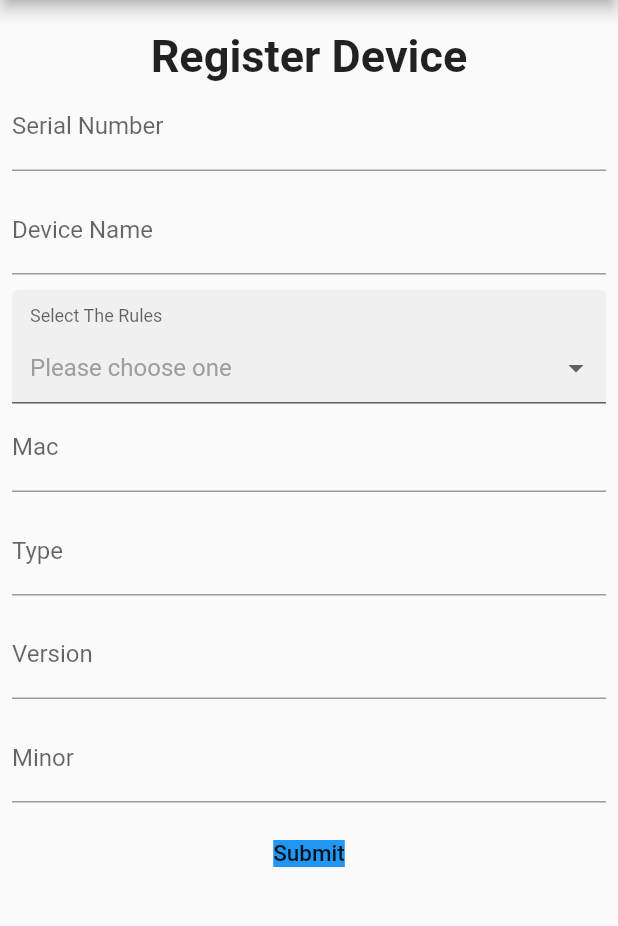
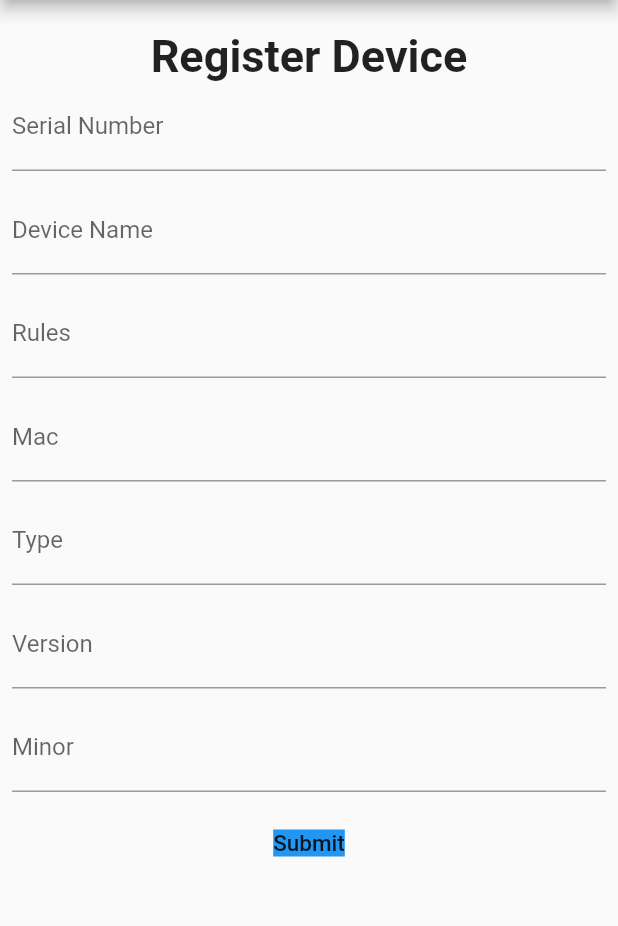
Before and after one commit to masundareza123/new_smarthome_project, a Flutter app: the RegisterDeviceView screen opened by its route, after a tap on "Submit", on a phone screen of 412 x 824 dp, the part 84-1010 px from its top. Run offline on Flutter 3.47's test engine with Material 2 defaults, Android fonts, the phone set to English and light mode, and no system bars; drawn by our look-alikes of dropdown_formfield; our stand-ins replace font_awesome_flutter, get_it, shared_preferences, sqflite, stacked; missing offline and left inert: dart_amqp, qr_code_scanner; accounts and stored records are empty.

Commit message:
added sqlite

```diff
--- a/lib/constants/route_name.dart
+++ b/lib/constants/route_name.dart
@@ -1,4 +1,4 @@
-const String DashboardViewRoute = 'DashboarView';
+const String DashboardViewRoute = 'DashboardView';
 const String HomeViewRoute = 'HomeView';
 const String RegisterDeviceViewRoute = 'RegisterDeviceView';
 const String QrViewRoute = 'QrViewExample';
--- a/lib/models/device_data.dart
+++ b/lib/models/device_data.dart
@@ -20,36 +20,36 @@ class Device {
   Device.fromMap(Map<String, dynamic> device){
     this.guid = device["guid"];
     this.mac = device["mac"];
+    this.type = device["type"];
+    this.quantity = device["quantity"];
+    this.name = device["name"];
+    this.version = device["version"];
     this.minor = device["minor"];
-    this.name = device["name"];
-    this.quantity = device["quantity"];
-    this.type = device["type"];
-    this.version = device["version"];
   }
 
   Map<String, dynamic> toMap() =>{
     'guid' : guid,
     'mac' : mac,
+    'type' : type,
+    'quantity' : quantity,
+    'name' : name,
+    'version' : version,
     'minor' : minor,
-    'name' : name,
-    'quantity' : quantity,
-    'type' : type,
-    'version' : version,
   };
 
   String get getGuid => guid;
   String get getMac => mac;
+  String get getType => type;
+  String get getQuantity => quantity;
+  String get getName => name;
+  String get getVersion => version;
   String get getMinor => minor;
-  String get getName => name;
-  String get getQuantity => quantity;
-  String get getType => type;
-  String get getVersion => version;
 
   set getGuid (String value) {guid = value;}
   set getMac (String value) {mac = value;}
+  set getType (String value) {type = value;}
+  set getQuantity (String value) {quantity = value;}
+  set getName (String value) {name = value;}
+  set getVersion (String value) {version = value;}
   set getMinor (String value) {minor = value;}
-  set getName (String value) {name = value;}
-  set getQuantity (String value) {quantity = value;}
-  set getType (String value) {type = value;}
-  set getVersion (String value) {version = value;}
 }
--- a/lib/ui/router.dart
+++ b/lib/ui/router.dart
@@ -1,5 +1,6 @@
 import 'package:flutter/material.dart';
 import 'package:new_smarthome_project/constants/route_name.dart';
+import 'package:new_smarthome_project/ui/views/dashboard_view.dart';
 import 'package:new_smarthome_project/ui/views/home_view.dart';
 import 'package:new_smarthome_project/ui/views/qr_view.dart';
 import 'package:new_smarthome_project/ui/views/register_device_view.dart';
@@ -21,6 +22,11 @@ Route<dynamic> generateRoute(RouteSettings settings){
           routeName: settings.name,
           viewToShow: QRViewExample()
       );
+    case DashboardViewRoute:
+      return _pageRoute(
+          routeName: settings.name,
+          viewToShow: DashboardView()
+      );
     default:
       return MaterialPageRoute(
         builder: (_) => Scaffold(
--- a/lib/ui/views/register_device_view.dart
+++ b/lib/ui/views/register_device_view.dart
@@ -23,6 +23,7 @@ class _RegisterDeviceViewState extends State<RegisterDeviceView> {
   // TextEditingController typeController = TextEditingController();
   // TextEditingController versionController = TextEditingController();
   // TextEditingController minorController = TextEditingController();
+  TextEditingController quantityController = TextEditingController();
   // TextEditingController test = TextEditingController();
 
   Device device;
@@ -127,59 +128,59 @@ class _RegisterDeviceViewState extends State<RegisterDeviceView> {
                   onChanged: (val) => print(val),
                   onSaved: (val) => print(val),
                 ),*/
-                          DropDownFormField(
-                            titleText: 'Select The Rules',
-                            hintText: 'Please choose one',
-                            // contentPadding: ,
-                            value: _myActivity,
-                            onSaved: (value) {
-                              setState(() {
-                                model.qtyController = value;
-                              });
-                            },
-                            onChanged: (value) {
-                              setState(() {
-                                _myActivity = value;
-                              });
-                            },
-                            dataSource: [
-                              {
-                                "display": "Rule 1",
-                                "value": "1",
-                              },
-                              {
-                                "display": "Rule 2",
-                                "value": "11",
-                              },
-                              {
-                                "display": "Rule 3",
-                                "value": "111",
-                              },
-                              {
-                                "display": "Rule 4",
-                                "value": "1111",
-                              },
-                              {
-                                "display": "Rule 5",
-                                "value": "11111",
-                              },
-                              {
-                                "display": "Rule 6",
-                                "value": "111111",
-                              },
-                              {
-                                "display": "Rule 7",
-                                "value": "1111111",
-                              },
-                              {
-                                "display": "Rule 8",
-                                "value": "11111111",
-                              },
-                            ],
-                            textField: 'display',
-                            valueField: 'value',
-                          ),
+                          // DropDownFormField(
+                          //   titleText: 'Select The Rules',
+                          //   hintText: 'Please choose one',
+                          //   value: _myActivity,
+                          //   onSaved: (value) {
+                          //     setState(() {
+                          //       model.qtyController = value;
+                          //     });
+                          //   },
+                          //   onChanged: (value) {
+                          //     setState(() {
+                          //       _myActivity = value;
+                          //     });
+                          //   },
+                          //   dataSource: [
+                          //     {
+                          //       "display": "Rule 1",
+                          //       "value": "1",
+                          //     },
+                          //     {
+                          //       "display": "Rule 2",
+                          //       "value": "11",
+                          //     },
+                          //     {
+                          //       "display": "Rule 3",
+                          //       "value": "111",
+                          //     },
+                          //     {
+                          //       "display": "Rule 4",
+                          //       "value": "1111",
+                          //     },
+                          //     {
+                          //       "display": "Rule 5",
+                          //       "value": "11111",
+                          //     },
+                          //     {
+                          //       "display": "Rule 6",
+                          //       "value": "111111",
+                          //     },
+                          //     {
+                          //       "display": "Rule 7",
+                          //       "value": "1111111",
+                          //     },
+                          //     {
+                          //       "display": "Rule 8",
+                          //       "value": "11111111",
+                          //     },
+                          //   ],
+                          //   textField: 'display',
+                          //   valueField: 'value',
+                          // ),
                           // model.showdata()
+                          TextFieldWidget(title: "Rules", controller: model.quantityController, readOnly: true),
                           TextFieldWidget(title: "Mac", controller: model.macController, readOnly: true),
                           TextFieldWidget(title: "Type", controller: model.typeController, readOnly: true),
                           TextFieldWidget(title: "Version", controller: model.versionController, readOnly: true),
@@ -194,7 +195,7 @@ class _RegisterDeviceViewState extends State<RegisterDeviceView> {
                             ),
                             ),
                               onPressed: (){
-                            model.RegisterDevice();
+                            model.RegisterDevice(context);
 
                           })
                         ],
--- a/lib/ui/widgets/button_data.dart
+++ b/lib/ui/widgets/button_data.dart
@@ -32,7 +32,7 @@ class _ButtonDataState extends State<ButtonData> {
             ),
           ],
         ),
-        child:FutureBuilder(
+              child: FutureBuilder(
                 future: model.getDataList(),
                 builder:
                     (BuildContext context, AsyncSnapshot<List<Device>>snapshot){
@@ -53,7 +53,7 @@ class _ButtonDataState extends State<ButtonData> {
                                           children: [
                                             Icon(FontAwesomeIcons.lightbulb, size: 26,),
                                             horizontalSpaceSmall,
-                                    Text('${device.getGuid}', style: TextStyle(fontSize: 20),maxLines: 1,)
+                                            Text('${device.type}', style: TextStyle(fontSize: 20),maxLines: 1,)
                                           ],
                                         ),
                                       ),
--- a/lib/viewmodels/register_view_model.dart
+++ b/lib/viewmodels/register_view_model.dart
@@ -17,7 +17,7 @@ class RegisterDeviceViewModel extends BaseModel {
   TextEditingController typeController = TextEditingController();
   TextEditingController versionController = TextEditingController();
   TextEditingController minorController = TextEditingController();
-  TextEditingController qtyController = TextEditingController();
+  TextEditingController quantityController = TextEditingController();
   Device device;
   final Db _db = locator<Db>();
   final NavigationService _navigationService = locator<NavigationService>();
@@ -48,6 +48,7 @@ class RegisterDeviceViewModel extends BaseModel {
         var name=result['name'];
         var type= result['type'];
         var mac =result['mac'];
+        var quantity = result['quantity'];
         // var quantity=result['quantity'];
         var version=result['version'];
         var minor=result['minor'];
@@ -56,6 +57,7 @@ class RegisterDeviceViewModel extends BaseModel {
     nameController.text=name;
     typeController.text=type;
     macController.text=mac;
+    quantityController.text=quantity;
     versionController.text=version;
     minorController.text=minor;
     // setBusy(false);
@@ -64,33 +66,34 @@ class RegisterDeviceViewModel extends BaseModel {
     // guidController.text='123';
   }
 
-void RegisterDevice()async{
+void RegisterDevice(BuildContext context)async{
 
     try{
       if (guidController.text.length > 0 &&
           macController.text.length > 0 &&
           typeController.text.length > 0 &&
-          qtyController.text.length > 0 &&
+          quantityController.text.length > 0 &&
           nameController.text.length > 0 &&
           versionController.text.length > 0 &&
           minorController.text.length > 0) {
-        var serialnumber = guidController.text;
+        var guid = guidController.text;
         var mac = macController.text;
         var type = typeController.text;
-        var qty = qtyController.text;
+        var quantity = quantityController.text;
         var name = nameController.text;
         var version = versionController.text;
         var minor = minorController.text;
+        //guid TEXT PRIMARY KEY, mac TEXT, type TEXT, quantity TEXT, name TEXT, version TEXT, minor TEXT
         device = Device(
-          serialnumber,
+          guid,
           mac,
           type,
-          qty,
+          quantity,
           name,
           version,
-          minor,
+          minor
         );
-        print("this is serial number $serialnumber");
+        print("this is serial number $guid");
         print(device.toMap().toString());
         await _db.addDevice(device);
         print("added");
```
Also changed, not shown: pubspec.lock. Lines whose indentation alone changed are shown as unchanged.
